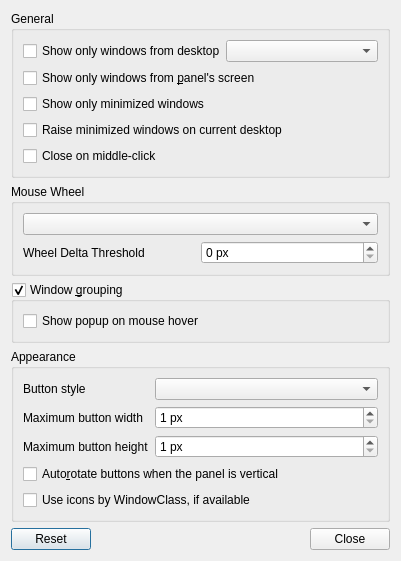
This is plugin-taskbar/lxqttaskbarconfiguration.ui in lxqt/lxqt-panel as Qt 5 draws it before an edit. The edited form follows.
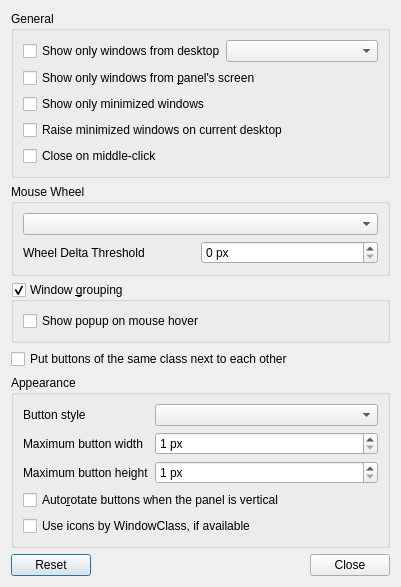
This is the edited form.

Commit message:
Taskbar: Add option to place new windows next to existing windows of same class when ungrouped (#1429)
* add option to add windows next to existing windows of same class

* fix formatting

* Toggle new option enabled/disable according to windowGrouping value

* move toggle to after settings loaded

* change description

* fix variables scopes and name

Patch:
```diff
--- a/plugin-taskbar/lxqttaskbarconfiguration.ui
+++ b/plugin-taskbar/lxqttaskbarconfiguration.ui
@@ -7,7 +7,7 @@
     <x>0</x>
     <y>0</y>
     <width>401</width>
-    <height>512</height>
+    <height>528</height>
    </rect>
   </property>
   <property name="windowTitle">
@@ -156,6 +156,13 @@
      </layout>
     </widget>
    </item>
+   <item>
+    <widget class="QCheckBox" name="ungroupedNextToExistingCB">
+     <property name="text">
+      <string>Put buttons of the same class next to each other</string>
+     </property>
+    </widget>
+   </item>
    <item>
     <widget class="QGroupBox" name="WLApperanceGB">
      <property name="title">
```
The commit also changes 3 other files.
